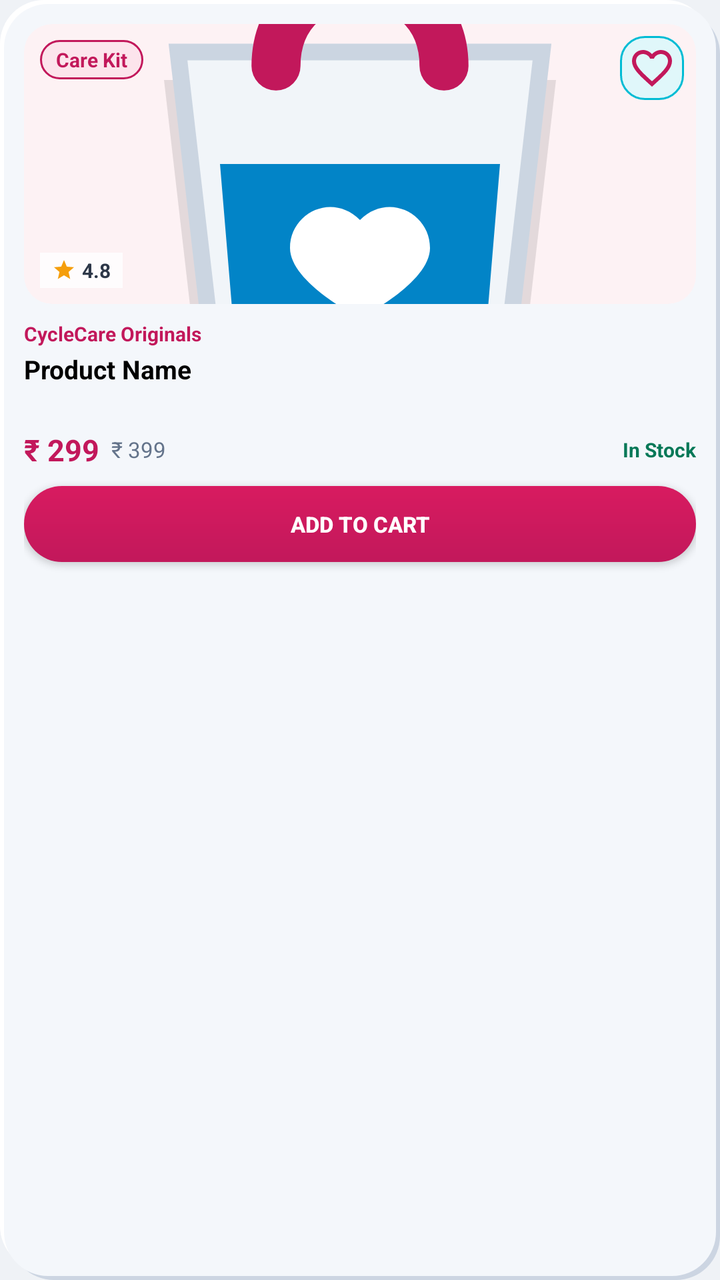
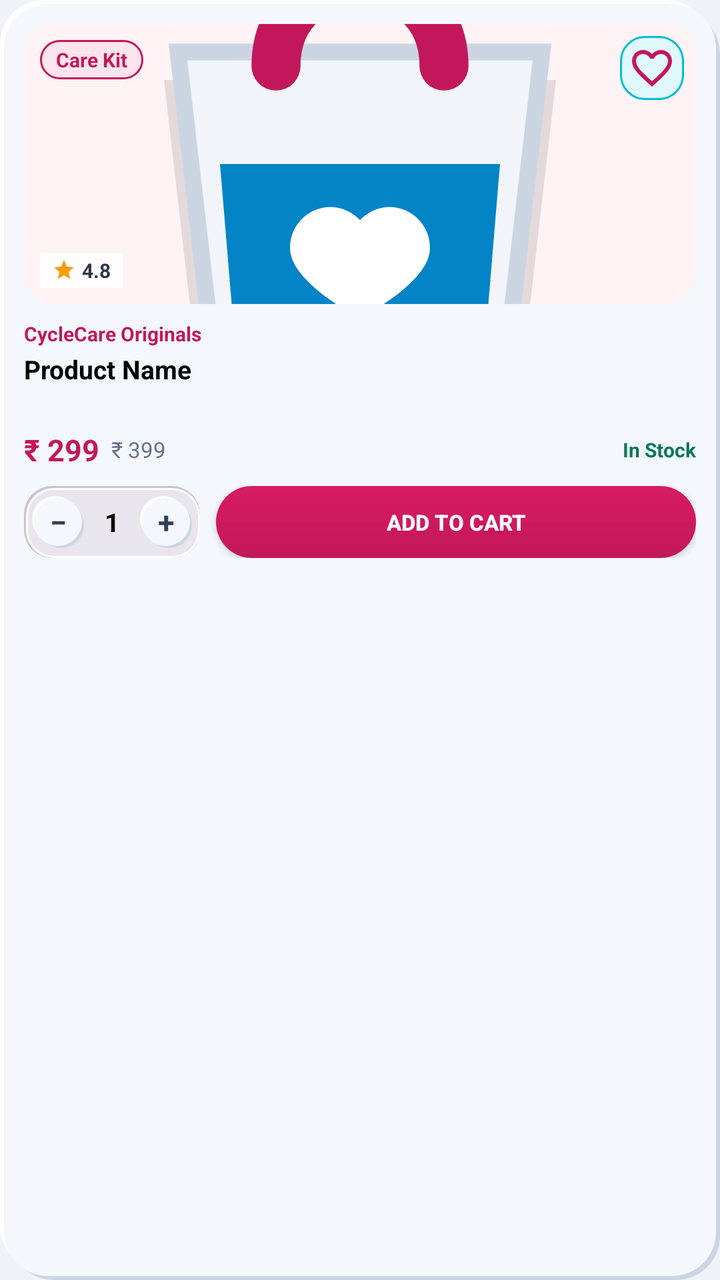

Screens rendered from an Android XML layout before and after an edit, with the pre-edit source and the edit as a unified diff.
<!-- AndroidManifest.xml: application theme Theme.CycleCare -->
<!-- res/layout/item_product.xml -->
<?xml version="1.0" encoding="utf-8"?>
<LinearLayout xmlns:android="http://schemas.android.com/apk/res/android"
    xmlns:app="http://schemas.android.com/apk/res-auto"
    android:layout_width="match_parent"
    android:layout_height="wrap_content"
    android:layout_margin="6dp"
    android:background="@drawable/bg_neu_card_raised"
    android:orientation="vertical"
    android:padding="12dp">

    
    <androidx.cardview.widget.CardView
        android:layout_width="match_parent"
        android:layout_height="140dp"
        app:cardCornerRadius="14dp"
        app:cardElevation="0dp"
        app:cardBackgroundColor="#FDF2F4">

        <ImageView
            android:id="@+id/iv_product_icon"
            android:layout_width="match_parent"
            android:layout_height="match_parent"
            android:scaleType="centerCrop"
            android:src="@drawable/ic_nav_store_3d"
            android:contentDescription="Product Image" />

        
        <TextView
            android:id="@+id/tv_category_tag"
            android:layout_width="wrap_content"
            android:layout_height="wrap_content"
            android:layout_gravity="top|start"
            android:layout_margin="8dp"
            android:background="@drawable/bg_badge_period"
            android:paddingHorizontal="8dp"
            android:paddingVertical="3dp"
            android:text="Care Kit"
            android:textColor="@color/colorPrimary"
            android:textSize="10sp"
            android:textStyle="bold" />

        
        <ImageButton
            android:id="@+id/btn_wishlist"
            android:layout_width="32dp"
            android:layout_height="32dp"
            android:layout_gravity="top|end"
            android:layout_margin="6dp"
            android:background="@drawable/bg_badge_ovulation"
            android:src="@drawable/ic_heart_outline"
            app:tint="@color/colorPrimary"
            android:padding="6dp"
            android:contentDescription="Wishlist" />

        
        <LinearLayout
            android:layout_width="wrap_content"
            android:layout_height="wrap_content"
            android:layout_gravity="bottom|start"
            android:layout_margin="8dp"
            android:background="#CCFFFFFF"
            android:orientation="horizontal"
            android:gravity="center_vertical"
            android:paddingHorizontal="6dp"
            android:paddingVertical="2dp">

            <ImageView
                android:layout_width="12dp"
                android:layout_height="12dp"
                android:src="@drawable/ic_star"
                android:contentDescription="Rating" />

            <TextView
                android:id="@+id/tv_rating"
                android:layout_width="wrap_content"
                android:layout_height="wrap_content"
                android:layout_marginStart="3dp"
                android:text="4.8"
                android:textColor="#2D3748"
                android:textSize="10sp"
                android:textStyle="bold" />
        </LinearLayout>

    </androidx.cardview.widget.CardView>

    
    <TextView
        android:id="@+id/tv_product_brand"
        android:layout_width="wrap_content"
        android:layout_height="wrap_content"
        android:layout_marginTop="8dp"
        android:text="CycleCare Originals"
        android:textColor="@color/colorPrimary"
        android:textSize="10sp"
        android:textStyle="bold" />

    
    <TextView
        android:id="@+id/tv_product_name"
        android:layout_width="wrap_content"
        android:layout_height="wrap_content"
        android:layout_marginTop="2dp"
        android:ellipsize="end"
        android:maxLines="2"
        android:minLines="2"
        android:text="Product Name"
        android:textColor="#000000"
        android:textSize="13sp"
        android:textStyle="bold" />

    
    <LinearLayout
        android:layout_width="match_parent"
        android:layout_height="wrap_content"
        android:layout_marginTop="6dp"
        android:gravity="center_vertical"
        android:orientation="horizontal">

        <TextView
            android:id="@+id/tv_product_price"
            android:layout_width="wrap_content"
            android:layout_height="wrap_content"
            android:text="₹ 299"
            android:textColor="@color/colorPrimary"
            android:textSize="15sp"
            android:textStyle="bold" />

        <TextView
            android:id="@+id/tv_product_mrp"
            android:layout_width="wrap_content"
            android:layout_height="wrap_content"
            android:layout_marginStart="6dp"
            android:text="₹ 399"
            android:textColor="@color/textSecondary"
            android:textSize="11sp" />

        <View
            android:layout_width="0dp"
            android:layout_height="1dp"
            android:layout_weight="1" />

        <TextView
            android:id="@+id/tv_stock_status"
            android:layout_width="wrap_content"
            android:layout_height="wrap_content"
            android:text="In Stock"
            android:textColor="@color/colorMintGreenDark"
            android:textSize="10sp"
            android:textStyle="bold" />
    </LinearLayout>

    <Button
        android:id="@+id/btn_add_to_kit"
        android:layout_width="match_parent"
        android:layout_height="38dp"
        android:layout_marginTop="8dp"
        android:background="@drawable/bg_m3_button"
        android:text="Add to Cart"
        android:textColor="@color/textOnPrimary"
        android:textSize="11sp"
        android:textStyle="bold" />

</LinearLayout>
<!-- resources referenced by this layout -->
<resources>
  <color name="colorMintGreenDark">#047857</color>
  <color name="colorPrimary">#C2185B</color>
  <color name="textOnPrimary">#FFFFFF</color>
  <color name="textSecondary">#64748B</color>
  <!-- drawable bg_badge_ovulation (drawable) -->
  <?xml version="1.0" encoding="utf-8"?>
  <shape xmlns:android="http://schemas.android.com/apk/res/android"
      android:shape="rectangle">
      <solid android:color="#E0F7FA" />
      <corners android:radius="12dp" />
      <stroke android:width="1dp" android:color="#00BCD4" />
  </shape>
  <!-- drawable bg_badge_period (drawable) -->
  <?xml version="1.0" encoding="utf-8"?>
  <shape xmlns:android="http://schemas.android.com/apk/res/android"
      android:shape="rectangle">
      <solid android:color="#FCE4EC" />
      <corners android:radius="12dp" />
      <stroke android:width="1dp" android:color="#C2185B" />
  </shape>
  <!-- drawable bg_m3_button (drawable) -->
  <?xml version="1.0" encoding="utf-8"?>
  <ripple xmlns:android="http://schemas.android.com/apk/res/android"
      android:color="#40FFFFFF">
      <item>
          <shape android:shape="rectangle">
              <gradient
                  android:angle="270"
                  android:startColor="#D81B60"
                  android:endColor="#C2185B" />
              <corners android:radius="28dp" />
          </shape>
      </item>
  </ripple>
  <!-- drawable ic_star (drawable) -->
  <vector xmlns:android="http://schemas.android.com/apk/res/android"
      android:width="24dp"
      android:height="24dp"
      android:viewportWidth="24"
      android:viewportHeight="24">
    <path
        android:fillColor="#F59E0B"
        android:pathData="M12,17.27L18.18,21l-1.64,-7.03L22,9.24l-7.19,-0.61L12,2 9.19,8.63 2,9.24l5.46,4.73L5.82,21z"/>
  </vector>
  <color name="colorPrimaryVariant">#AD1457</color>
  <color name="colorSecondary">#0284C7</color>
  <color name="colorSecondaryVariant">#0369A1</color>
  <color name="colorSurface">#F4F7FB</color>
  <color name="textPrimary">#1E293B</color>
  <color name="colorBackground">#EFF2F6</color>
  <!-- unchanged entries left out for length: 4 -->
</resources>

<!-- the commit's change to res/layout/item_product.xml (unified diff, before → after) -->
@@ -149,15 +149,66 @@
             android:textStyle="bold" />
     </LinearLayout>
 
-    <Button
-        android:id="@+id/btn_add_to_kit"
+    
+    <LinearLayout
         android:layout_width="match_parent"
-        android:layout_height="38dp"
+        android:layout_height="wrap_content"
         android:layout_marginTop="8dp"
-        android:background="@drawable/bg_m3_button"
-        android:text="Add to Cart"
-        android:textColor="@color/textOnPrimary"
-        android:textSize="11sp"
-        android:textStyle="bold" />
+        android:gravity="center_vertical"
+        android:orientation="horizontal">
+
+        <LinearLayout
+            android:layout_width="wrap_content"
+            android:layout_height="36dp"
+            android:background="@drawable/neu_input"
+            android:gravity="center_vertical"
+            android:paddingHorizontal="4dp"
+            android:orientation="horizontal">
+
+            <TextView
+                android:id="@+id/btn_card_qty_minus"
+                android:layout_width="26dp"
+                android:layout_height="26dp"
+                android:background="@drawable/bg_neu_circle_btn"
+                android:gravity="center"
+                android:text="−"
+                android:textColor="#334155"
+                android:textSize="15sp"
+                android:textStyle="bold" />
+
+            <TextView
+                android:id="@+id/tv_card_qty"
+                android:layout_width="28dp"
+                android:layout_height="wrap_content"
+                android:gravity="center"
+                android:text="1"
+                android:textColor="#000000"
+                android:textSize="13sp"
+                android:textStyle="bold" />
+
+            <TextView
+                android:id="@+id/btn_card_qty_plus"
+                android:layout_width="26dp"
+                android:layout_height="26dp"
+                android:background="@drawable/bg_neu_circle_btn"
+                android:gravity="center"
+                android:text="+"
+                android:textColor="#334155"
+                android:textSize="15sp"
+                android:textStyle="bold" />
+        </LinearLayout>
+
+        <Button
+            android:id="@+id/btn_add_to_kit"
+            android:layout_width="0dp"
+            android:layout_height="36dp"
+            android:layout_weight="1"
+            android:layout_marginStart="8dp"
+            android:background="@drawable/bg_m3_button"
+            android:text="Add to Cart"
+            android:textColor="@color/textOnPrimary"
+            android:textSize="11sp"
+            android:textStyle="bold" />
+    </LinearLayout>
 
 </LinearLayout>
<!-- resource entries referenced after the edit -->
@@ -34,6 +34,25 @@
           </shape>
       </item>
   </ripple>
+  <!-- drawable bg_neu_circle_btn (drawable) -->
+  <?xml version="1.0" encoding="utf-8"?>
+  <layer-list xmlns:android="http://schemas.android.com/apk/res/android">
+      <item android:left="3dp" android:top="3dp">
+          <shape android:shape="oval">
+              <solid android:color="#CCD5E2" />
+          </shape>
+      </item>
+      <item android:right="3dp" android:bottom="3dp">
+          <shape android:shape="oval">
+              <solid android:color="#FFFFFF" />
+          </shape>
+      </item>
+      <item android:left="1dp" android:top="1dp" android:right="1dp" android:bottom="1dp">
+          <shape android:shape="oval">
+              <solid android:color="#F4F7FB" />
+          </shape>
+      </item>
+  </layer-list>
   <!-- drawable ic_star (drawable) -->
   <vector xmlns:android="http://schemas.android.com/apk/res/android"
       android:width="24dp"
@@ -44,6 +63,31 @@
         android:fillColor="#F59E0B"
         android:pathData="M12,17.27L18.18,21l-1.64,-7.03L22,9.24l-7.19,-0.61L12,2 9.19,8.63 2,9.24l5.46,4.73L5.82,21z"/>
   </vector>
+  <!-- drawable neu_input (drawable) -->
+  <?xml version="1.0" encoding="utf-8"?>
+  <layer-list xmlns:android="http://schemas.android.com/apk/res/android">
+      
+      <item>
+          <shape android:shape="rectangle">
+              <solid android:color="#C9C5CC" />
+              <corners android:radius="14dp" />
+          </shape>
+      </item>
+      
+      <item android:left="1dp" android:top="1dp">
+          <shape android:shape="rectangle">
+              <solid android:color="#FFFFFF" />
+              <corners android:radius="14dp" />
+          </shape>
+      </item>
+      
+      <item android:left="2dp" android:top="2dp" android:right="1dp" android:bottom="1dp">
+          <shape android:shape="rectangle">
+              <solid android:color="#E8E5EC" />
+              <corners android:radius="13dp" />
+          </shape>
+      </item>
+  </layer-list>
   <color name="colorPrimaryVariant">#AD1457</color>
   <color name="colorSecondary">#0284C7</color>
   <color name="colorSecondaryVariant">#0369A1</color>
